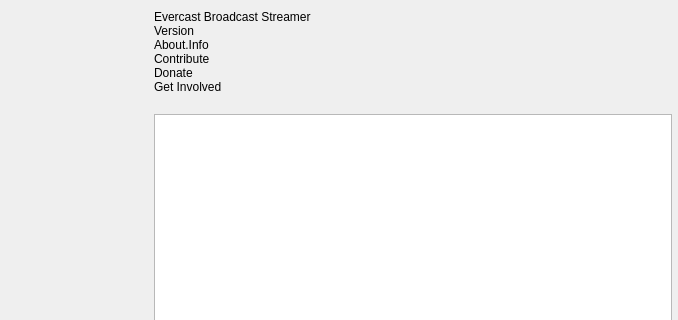
Old version of the form UI/forms/OBSAbout.ui in the repository evercast/evercast-broadcaster-software; both pictures show x 162 to 840 and y 0 to 320 of the 840 by 519 pixel window.
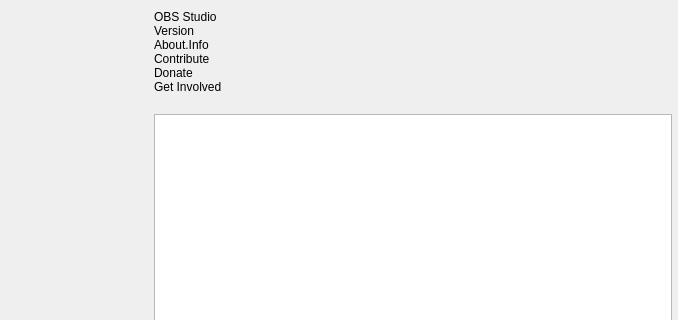
New version of the form. Icons and pictures are not drawn. Custom widgets are drawn as their Qt base class.

```diff
--- a/UI/forms/OBSAbout.ui
+++ b/UI/forms/OBSAbout.ui
@@ -76,7 +76,7 @@
        <item>
         <widget class="QLabel" name="name">
          <property name="text">
-          <string notr="true">Evercast Broadcast Streamer</string>
+          <string notr="true">OBS Studio</string>
          </property>
         </widget>
        </item>
```
